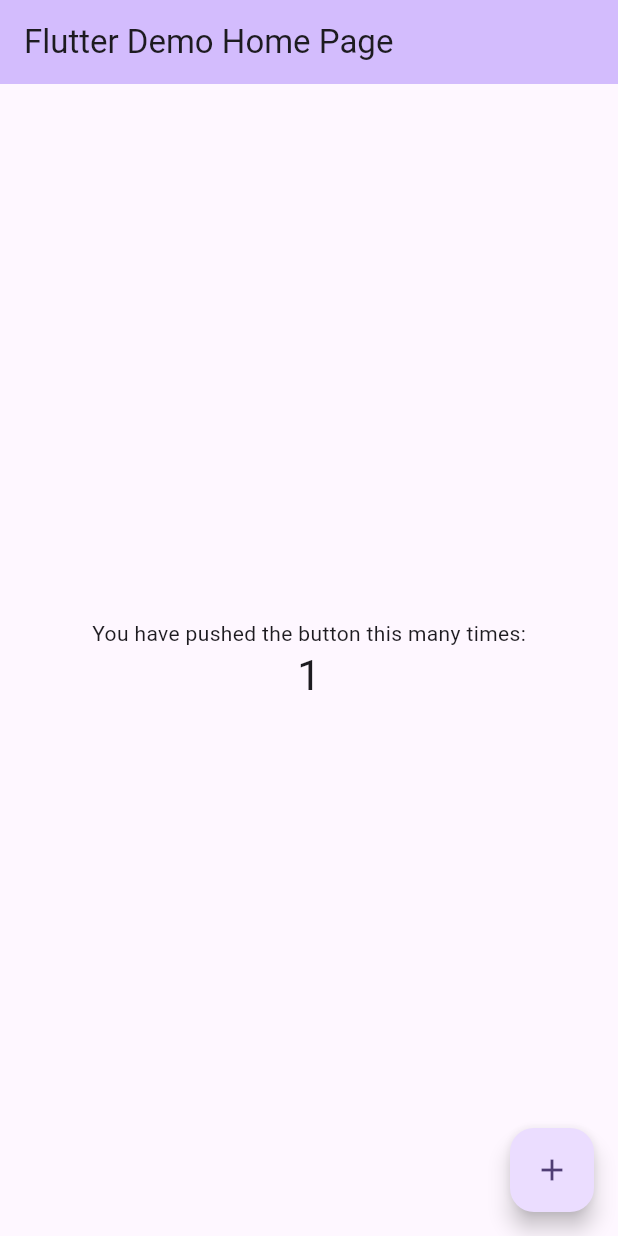
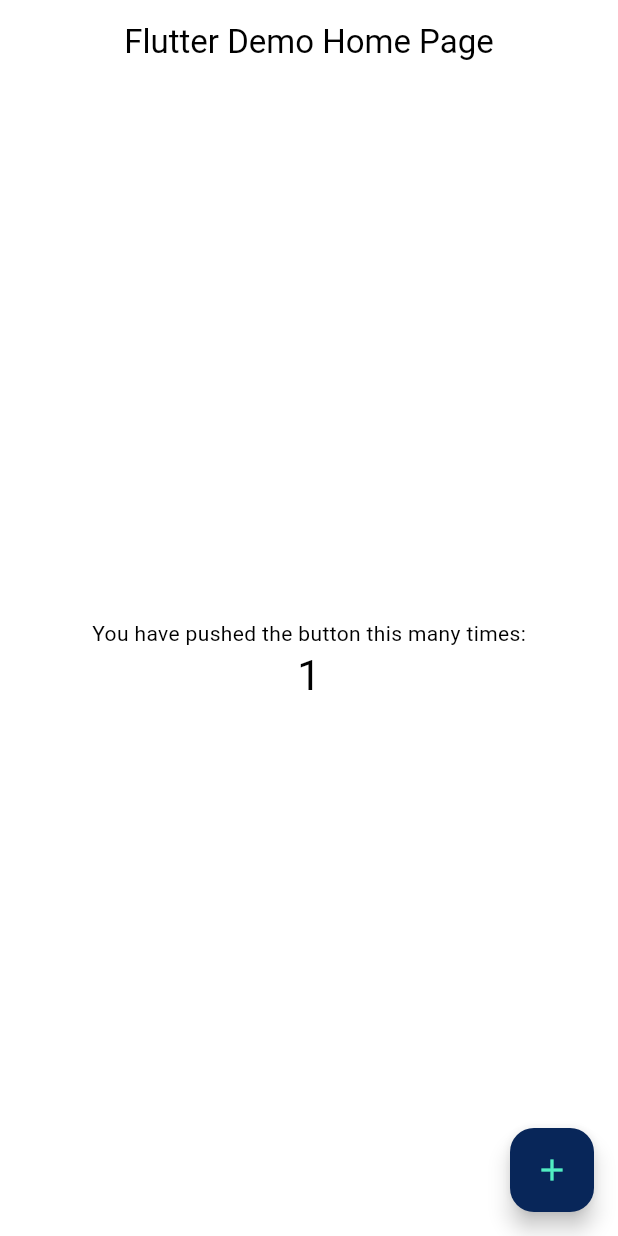
Before and after one commit to AhmedBelal31/Posts-App-Clean-Architecture, a Flutter app: the screen it shows after launch, after a tap on the "add" icon, on a phone screen of 412 x 824 dp. Run offline on Flutter 3.47's test engine with Material 3 defaults, Android fonts, the phone set to English and light mode, and no system bars; our stand-ins replace dartz, equatable.

Commit message:
Add packages

```diff
--- a/lib/main.dart
+++ b/lib/main.dart
@@ -1,36 +1,21 @@
 import 'package:flutter/material.dart';
 
+import 'core/app_theme.dart';
+
 void main() {
-  runApp(const MyApp());
+  runApp(const PostsApp());
 }
 
-class MyApp extends StatelessWidget {
-  const MyApp({super.key});
+class PostsApp extends StatelessWidget {
+  const PostsApp({super.key});
 
   // This widget is the root of your application.
   @override
   Widget build(BuildContext context) {
     return MaterialApp(
-      title: 'Flutter Demo',
-      theme: ThemeData(
-        // This is the theme of your application.
-        //
-        // TRY THIS: Try running your application with "flutter run". You'll see
-        // the application has a purple toolbar. Then, without quitting the app,
-        // try changing the seedColor in the colorScheme below to Colors.green
-        // and then invoke "hot reload" (save your changes or press the "hot
-        // reload" button in a Flutter-supported IDE, or press "r" if you used
-        // the command line to start the app).
-        //
-        // Notice that the counter didn't reset back to zero; the application
-        // state is not lost during the reload. To reset the state, use hot
-        // restart instead.
-        //
-        // This works for code too, not just values: Most code changes can be
-        // tested with just a hot reload.
-        colorScheme: ColorScheme.fromSeed(seedColor: Colors.deepPurple),
-        useMaterial3: true,
-      ),
+      title: 'Posts APP',
+      theme: appTheme,
+      debugShowCheckedModeBanner: false,
       home: const MyHomePage(title: 'Flutter Demo Home Page'),
     );
   }
```
Also changed, not shown: pubspec.yaml (+15 -1 lines), pubspec.lock, 2 other files.
